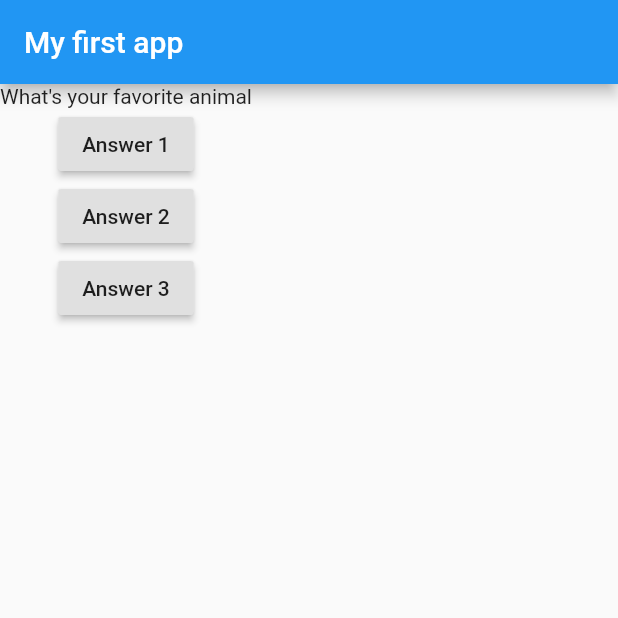
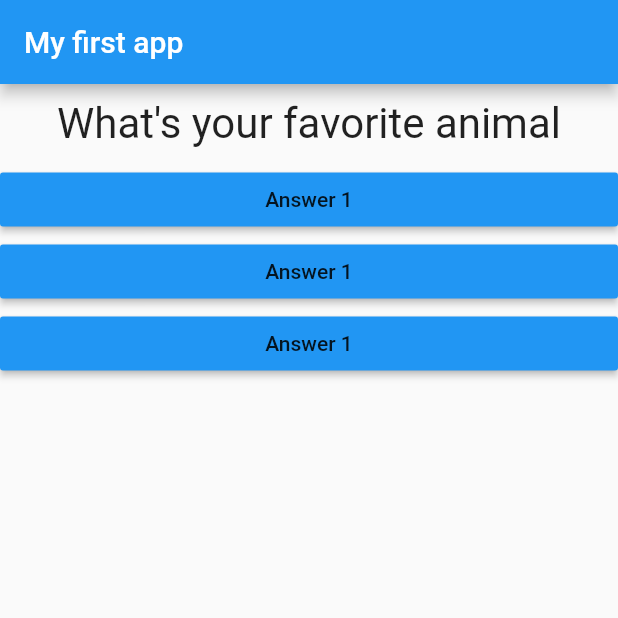
Before and after one commit to PatrickNiyogitare28/30-Days-of-flutter, a Flutter app: the screen it shows after launch, after a tap on "Answer 1", on a phone screen of 412 x 824 dp, the top half of it. Run offline on Flutter 3.47's test engine with Material 2 defaults, Android fonts, the phone set to English and light mode, and no system bars.

Commit message:
fit: widget separation #flutter-starter-guider

```diff
--- /dev/null
+++ b/flutter_starter_guide/lib/answer.dart
@@ -0,0 +1,17 @@
+import 'package:flutter/material.dart';
+
+class Answer extends StatelessWidget {
+  final Function selectHandler;
+  Answer(this.selectHandler);
+  @override
+  Widget build(BuildContext context) {
+    return Container(
+      width: double.infinity,
+      child: RaisedButton(
+        color: Colors.blue,
+        child: Text('Answer 1'),
+        onPressed: selectHandler,
+      ),
+    );
+  }
+}
--- a/flutter_starter_guide/lib/main.dart
+++ b/flutter_starter_guide/lib/main.dart
@@ -1,25 +1,29 @@
 import 'package:flutter/material.dart';
 
+import './question.dart';
+import './answer.dart';
 void main() => runApp(MyApp());
 var questions = [
   'What\'s your favorite color?',
   'What\'s your favorite animal'
 ];
 
+
+
 class MyApp extends StatefulWidget{
   @override
   State<StatefulWidget> createState() {
-     return MyAppState();
+     return _MyAppState();
   }
 }
 
-class MyAppState extends State<MyApp> {
-  var questionIndex = 0;
-  void answerQuestion(){
+class _MyAppState extends State<MyApp> {
+  var _questionIndex = 0;
+  void _answerQuestion(){
     setState(() {
-    questionIndex = questionIndex + 1;
+    _questionIndex = _questionIndex + 1;
    });
-    print(questionIndex);
+    print(_questionIndex);
   }
 
   @override
@@ -31,19 +35,10 @@ class MyAppState extends State<MyApp> {
         ),
         body: Column(
           children: [
-            Text(questions[questionIndex]),
-            RaisedButton(
-              child: Text('Answer 1'),
-              onPressed: answerQuestion,
-            ),
-            RaisedButton(
-              child: Text('Answer 2'),
-              onPressed: answerQuestion,
-            ),
-            RaisedButton(
-              child: Text('Answer 3'),
-              onPressed: answerQuestion,
-            ),
+           Question(questions[_questionIndex]),
+            Answer(_answerQuestion),
+            Answer(_answerQuestion),
+            Answer(_answerQuestion),
           ],
         ),
       ),
--- /dev/null
+++ b/flutter_starter_guide/lib/question.dart
@@ -0,0 +1,19 @@
+import 'package:flutter/material.dart';
+
+class Question extends StatelessWidget {
+  final String questionText;
+
+  Question(this.questionText);
+  @override
+  Widget build(BuildContext context) {
+    return Container(
+      width: double.infinity,
+      margin: EdgeInsets.all(10),
+      child: Text(
+        questionText,
+        style: TextStyle(fontSize: 28),
+        textAlign: TextAlign.center,
+      ),
+    );
+  }
+}
```
